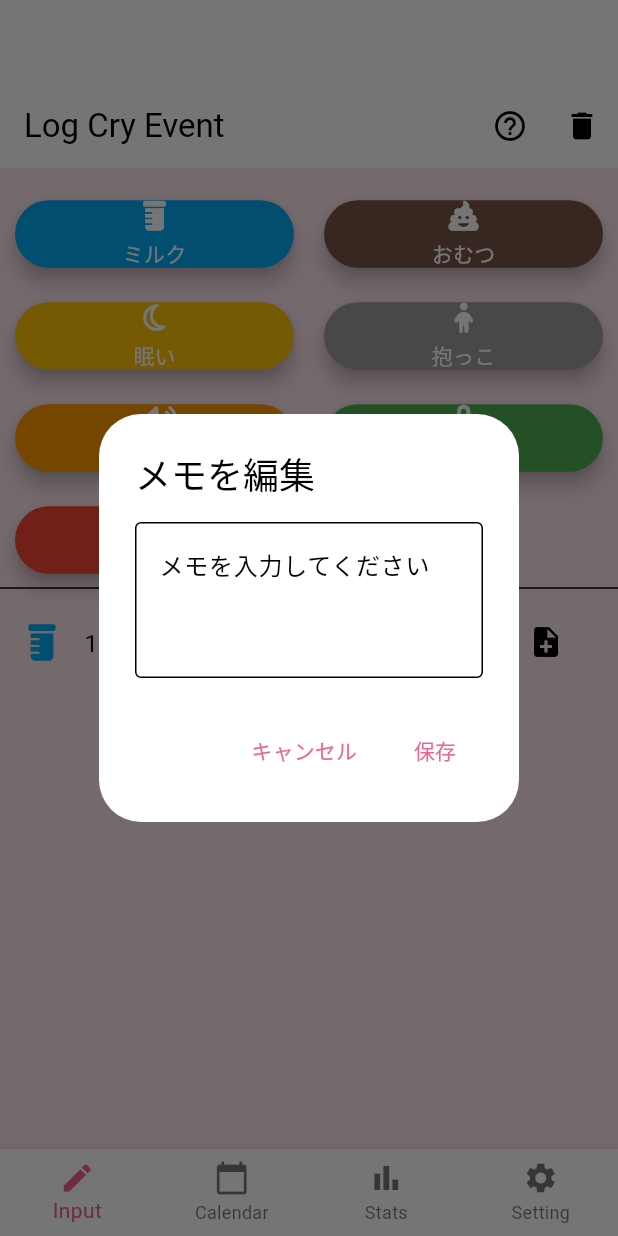
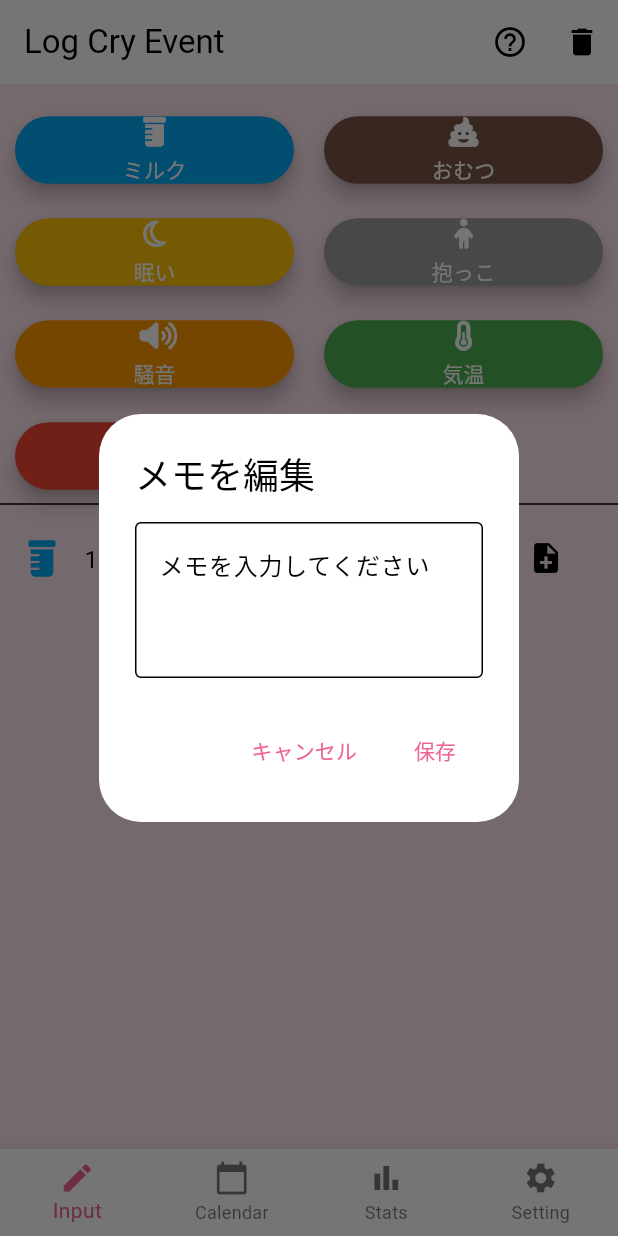
Before and after one commit to Ta813/nakimemo, a Flutter app: the screen it shows after launch, after a tap on "ミルク", after a tap on the "note add" icon, on a phone screen of 412 x 824 dp. Run offline on Flutter 3.47's test engine with Material 3 defaults, Android fonts, the phone set to English and light mode, and no system bars; our stand-ins replace fl_chart, flutter_dotenv, font_awesome_flutter, shared_preferences, table_calendar; generated files the repository leaves out were written again.

Commit message:
Refactor code structure for improved readability and maintainability

```diff
--- a/lib/main.dart
+++ b/lib/main.dart
@@ -106,7 +106,6 @@ class _HomePageState extends State<HomePage> {
   @override
   Widget build(BuildContext context) {
     return Scaffold(
-      appBar: AppBar(title: Text(_titles[_selectedIndex])),
       body: _screens[_selectedIndex],
       bottomNavigationBar: BottomNavigationBar(
         currentIndex: _selectedIndex,
@@ -114,7 +113,7 @@ class _HomePageState extends State<HomePage> {
         type: BottomNavigationBarType.fixed,
         items: [
           BottomNavigationBarItem(
-            icon: const Icon(Icons.edit),
+            icon: Icon(Icons.edit),
             label: AppLocalizations.of(context)!.input_label,
           ),
           BottomNavigationBarItem(
--- a/lib/screens/input_screen.dart
+++ b/lib/screens/input_screen.dart
@@ -17,6 +17,7 @@ class InputScreen extends StatefulWidget {
 
 class _InputScreenState extends State<InputScreen> {
   List<String> _logs = [];
+  Set<int> _newlyAddedIndexes = {}; // 新規追加された行のインデックスを追跡
 
   // カテゴリの定義
   final List<Map<String, dynamic>> _categories = [
@@ -100,6 +101,14 @@ class _InputScreenState extends State<InputScreen> {
 
     setState(() {
       _logs = todayLogs;
+      _newlyAddedIndexes.add(0); // 新規追加された行のインデックスを追跡
+    });
+
+    // 一定時間後に色をリセット
+    Future.delayed(Duration(seconds: 2), () {
+      setState(() {
+        _newlyAddedIndexes.remove(0); // 色をリセット
+      });
     });
   }
 
@@ -171,6 +180,9 @@ class _InputScreenState extends State<InputScreen> {
   // 今日のログを表示するウィジェット
   Widget _itemBuilder(int index) {
     final log = _logs[index];
+    final isNew = _newlyAddedIndexes.contains(index); // 新規追加された行かどうかを判定
+    final themeColor = Theme.of(context).colorScheme.primary; // 現在のテーマの色を取得
+
     return Dismissible(
       key: Key(log + index.toString()),
       direction: DismissDirection.endToStart,
@@ -184,6 +196,7 @@ class _InputScreenState extends State<InputScreen> {
         // リストから即座に削除
         setState(() {
           _logs.removeAt(index);
+          _newlyAddedIndexes.remove(index); // 削除された行を追跡から除外
         });
 
         // 永続ストレージからも削除
@@ -206,6 +219,10 @@ class _InputScreenState extends State<InputScreen> {
           await prefs.setString('cry_logs', json.encode(data));
         }
       },
+      child: Container(
+        color: isNew
+            ? themeColor.withOpacity(0.3)
+            : Colors.transparent, // 新規行にテーマ色を適用
         child: ListTile(
           leading: Icon(
             _getCategoryIcon(log),
@@ -226,7 +243,8 @@ class _InputScreenState extends State<InputScreen> {
               context: context,
               builder: (context) {
                 return AlertDialog(
-                title: Text(AppLocalizations.of(context)!.edit_category_title),
+                  title:
+                      Text(AppLocalizations.of(context)!.edit_category_title),
                   content: StatefulBuilder(
                     builder: (context, setState) {
                       return DropdownButtonFormField<String>(
@@ -283,6 +301,7 @@ class _InputScreenState extends State<InputScreen> {
               });
             }
           },
+        ),
       ),
     );
   }
--- a/pubspec.yaml
+++ b/pubspec.yaml
@@ -24,6 +24,7 @@ dependencies:
   path_provider: ^2.1.2
   permission_handler: ^11.0.0
   share_plus: ^7.0.2
+  flutter_launcher_icons: ^0.13.1
 
 flutter:
   uses-material-design: true
@@ -31,3 +32,8 @@ flutter:
   assets:
   - lib/assets/baby_bg.png
   - .env
+
+flutter_icons:
+  android: true
+  ios : false
+  image_path: "lib/assets/nakimemo.png"
```
Also changed, not shown: lib/assets/nakimemo.png (added), pubspec.lock, 6 other files. Lines whose indentation alone changed are shown as unchanged.
